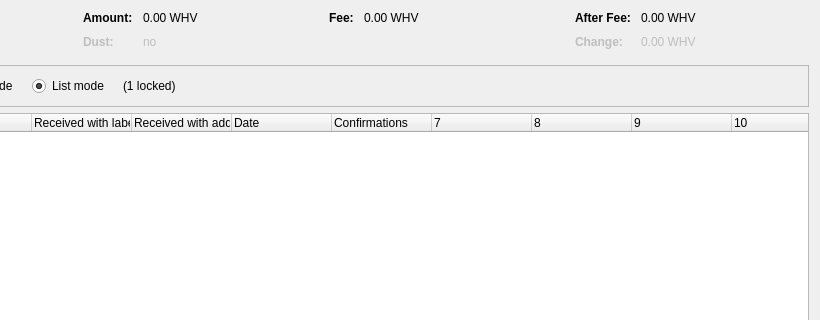
Before: the Qt Designer form src/qt/forms/coincontroldialog.ui in xyephy/whive, drawn with Qt 5; both pictures show x 180 to 1000 and y 0 to 320 of the 1000 by 500 pixel window.
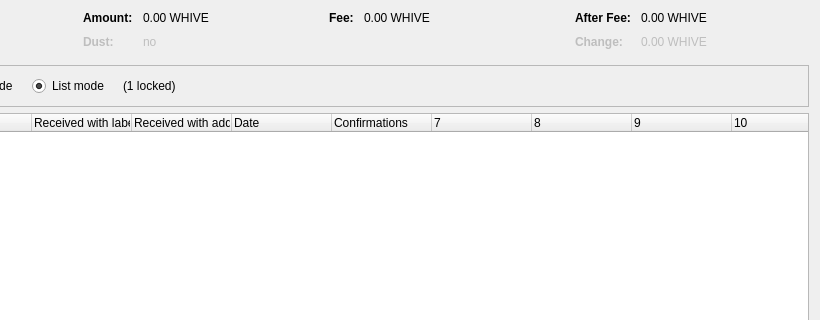
After: the same form once the commit is applied. Custom widgets are drawn as their Qt base class.

Commit message: rebrand from whiveyes to whive

```diff
--- a/src/qt/forms/coincontroldialog.ui
+++ b/src/qt/forms/coincontroldialog.ui
@@ -132,7 +132,7 @@
           <enum>Qt::ActionsContextMenu</enum>
          </property>
          <property name="text">
-          <string notr="true">0.00 WHV</string>
+          <string notr="true">0.00 WHIVE</string>
          </property>
          <property name="textInteractionFlags">
           <set>Qt::LinksAccessibleByMouse|Qt::TextSelectableByKeyboard|Qt::TextSelectableByMouse</set>
@@ -212,7 +212,7 @@
           <enum>Qt::ActionsContextMenu</enum>
          </property>
          <property name="text">
-          <string notr="true">0.00 WHV</string>
+          <string notr="true">0.00 WHIVE</string>
          </property>
          <property name="textInteractionFlags">
           <set>Qt::LinksAccessibleByMouse|Qt::TextSelectableByKeyboard|Qt::TextSelectableByMouse</set>
@@ -257,7 +257,7 @@
           <enum>Qt::ActionsContextMenu</enum>
          </property>
          <property name="text">
-          <string notr="true">0.00 WHV</string>
+          <string notr="true">0.00 WHIVE</string>
          </property>
          <property name="textInteractionFlags">
           <set>Qt::LinksAccessibleByMouse|Qt::TextSelectableByKeyboard|Qt::TextSelectableByMouse</set>
@@ -292,7 +292,7 @@
           <enum>Qt::ActionsContextMenu</enum>
          </property>
          <property name="text">
-          <string notr="true">0.00 WHV</string>
+          <string notr="true">0.00 WHIVE</string>
          </property>
          <property name="textInteractionFlags">
           <set>Qt::LinksAccessibleByMouse|Qt::TextSelectableByKeyboard|Qt::TextSelectableByMouse</set>
```
The commit also changes 173 other files.
